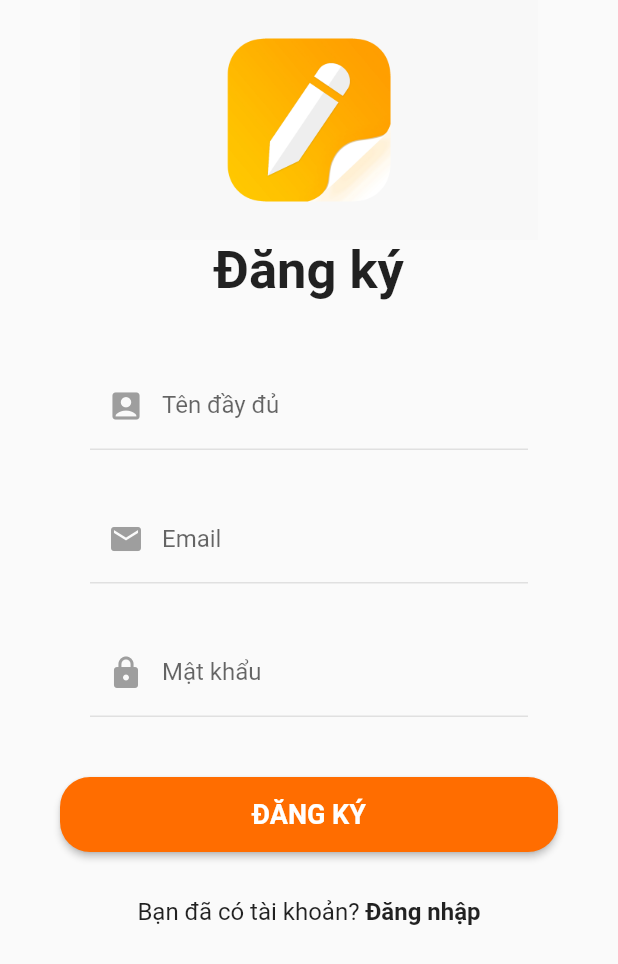
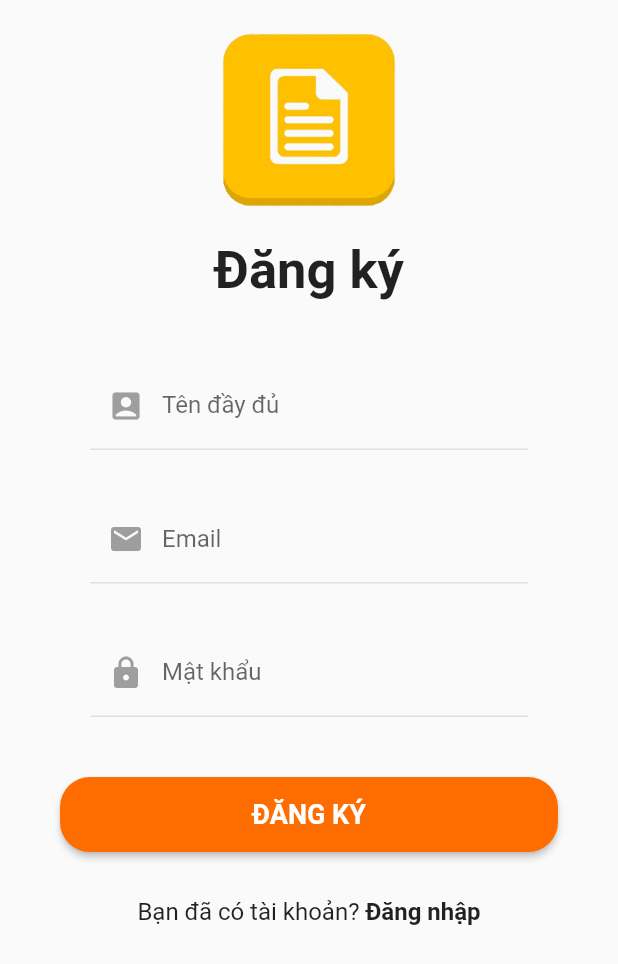
Before and after one commit to thiepcong/notekeep, a Flutter app: the screen it shows after launch, after a tap on "Đăng ký", on a phone screen of 412 x 824 dp. Shown: the top 964 px of the screen. Run offline on Flutter 3.47's test engine with Material 2 defaults, Android fonts, the phone set to English and light mode, and no system bars; our stand-ins replace cached_network_image, cloud_firestore, firebase_auth, firebase_core, firebase_storage, flutter_colorpicker and 5 more; missing offline and left inert: cloud_firestore_web, firebase_auth_web, firebase_core_web, flutter_sound, google_sign_in_web; accounts and stored records are empty.

Commit message:
thay anh chu de

```diff
--- a/lib/view/autho/login.dart
+++ b/lib/view/autho/login.dart
@@ -24,8 +24,8 @@ class Login extends StatelessWidget {
               crossAxisAlignment: CrossAxisAlignment.stretch,
               children: <Widget>[
                 Container(
-                  height:160,
-                  child:Image.asset("assets/image/logo1.png"),
+                  height: 160,
+                  child: Image.asset("assets/image/logomain.png"),
                 ),
                 const Text(
                   'Đăng nhập',
--- a/lib/view/autho/signup.dart
+++ b/lib/view/autho/signup.dart
@@ -22,8 +22,8 @@ class SignUp extends StatelessWidget {
               crossAxisAlignment: CrossAxisAlignment.stretch,
               children: <Widget>[
                 SizedBox(
-                  height:160,
-                  child:Image.asset("assets/image/logo1.png"),
+                  height: 160,
+                  child: Image.asset("assets/image/logomain.png"),
                 ),
                 const Text(
                   'Đăng ký',
--- a/pubspec.yaml
+++ b/pubspec.yaml
@@ -82,7 +82,7 @@ flutter:
   assets:
     - assets/image/logo.jpg
     - assets/image/logo1.png
-
+    - assets/image/logomain.png
   # An image asset can refer to one or more resolution-specific "variants", see
   # https://flutter.dev/assets-and-images/#resolution-aware
 
```
Also changed, not shown: assets/image/logo1.png, assets/image/logomain.png (added). Lines whose indentation alone changed are shown as unchanged.
